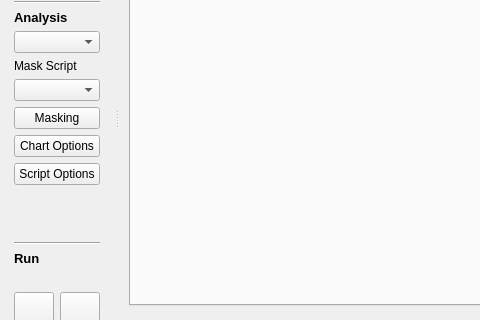
Above: Application/ui/MainWindow.ui from rayngrowingsystems/RVS_Analytics before the change; both pictures show x 0 to 480 and y 146 to 466 of the 1118 by 632 pixel window. Below: the same form after it.
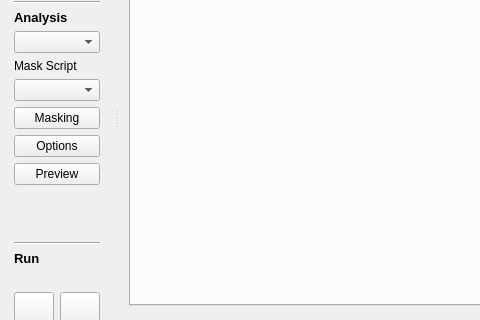
That is the form after the change.

Commit message:
Changed Script/Chart options into Options/Preview dialogs
Prelminary

Diff of the .ui file:
```diff
--- a/Application/ui/MainWindow.ui
+++ b/Application/ui/MainWindow.ui
@@ -427,7 +427,7 @@
         <bool>true</bool>
        </property>
        <property name="text">
-        <string>Chart Options</string>
+        <string>Options</string>
        </property>
       </widget>
      </item>
@@ -569,7 +569,7 @@
      <item row="9" column="0">
       <widget class="QPushButton" name="script_options_button">
        <property name="text">
-        <string>Script Options</string>
+        <string>Preview</string>
        </property>
       </widget>
      </item>
```
Left out of the diff: 4 changed lines with no effect on the pictures. The commit also changes 15 other files.
